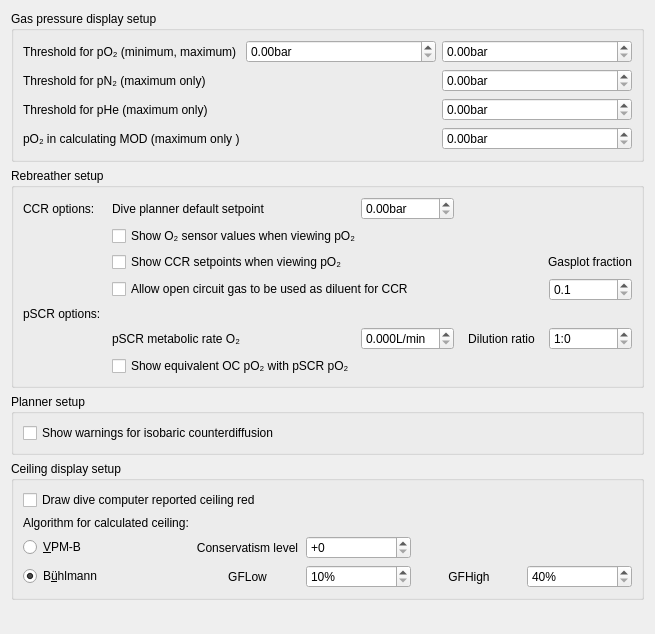
Old version of the form desktop-widgets/preferences/preferences_graph.ui in the repository subsurface/subsurface.
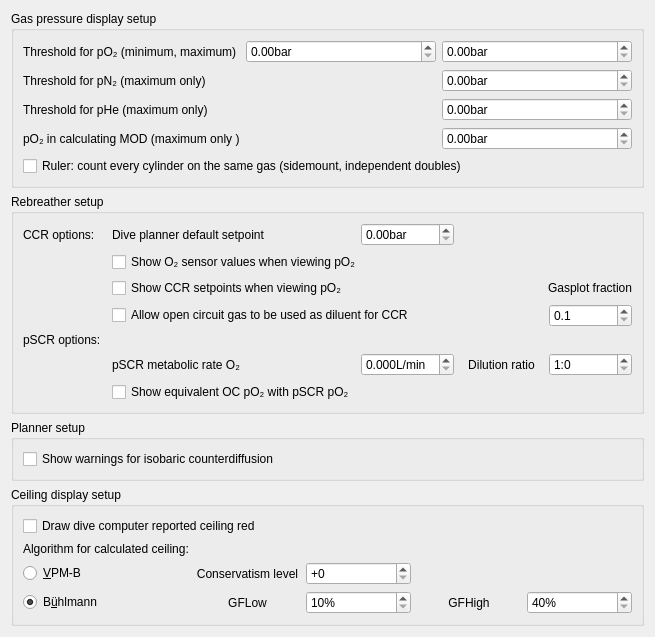
New version of the form.

Commit message: profile: optionally count same-gas cylinders in the ruler SAC

What changed in the file:
```diff
--- a/desktop-widgets/preferences/preferences_graph.ui
+++ b/desktop-widgets/preferences/preferences_graph.ui
@@ -125,6 +125,16 @@
         </property>
        </widget>
       </item>
+      <item row="4" column="0" colspan="3">
+       <widget class="QCheckBox" name="ruler_same_gas_cylinders">
+        <property name="text">
+         <string>Ruler: count every cylinder on the same gas (sidemount, independent doubles)</string>
+        </property>
+        <property name="toolTip">
+         <string>Most dive computers don't log switches between sidemount cylinders, so the ruler counts only the first one. With this checked, it also counts the other cylinders on the same gas that have pressure readings. This is wrong for a cylinder monitored for another diver, unless that cylinder is marked as not used.</string>
+        </property>
+       </widget>
+      </item>
      </layout>
     </widget>
    </item>
```
The commit also changes 11 other files.
